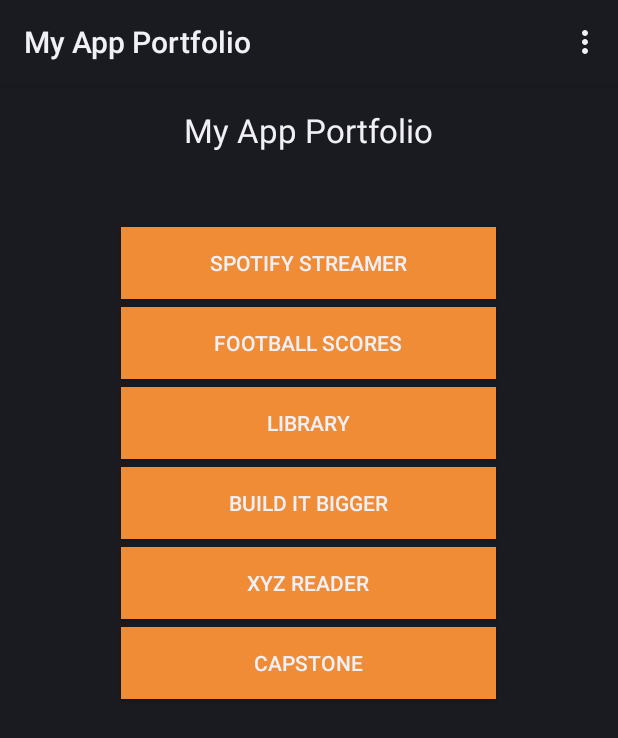
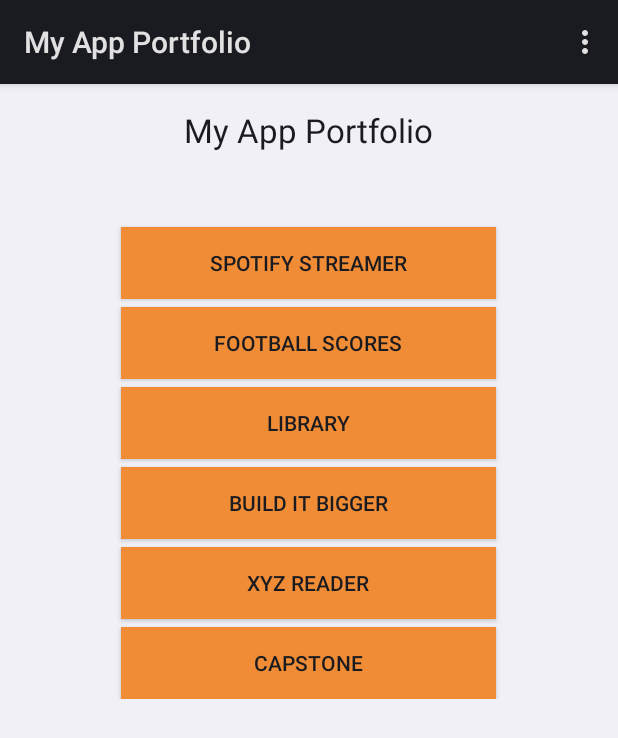
Before and after one commit to dhruvbaldawa/myappportfolio, an Android app: the screen it shows after launch (MainActivity), on a phone screen of 412 x 824 dp. Shown: the top 738 px of the screen. Run offline under Robolectric (Android 15) with nearby library versions, the phone set to English and light mode, and no system bars.

Commit message:
Add ScrollView; change button names and compile with SDK 21

```diff
--- a/app/build.gradle
+++ b/app/build.gradle
@@ -1,7 +1,7 @@
 apply plugin: 'com.android.application'
 
 android {
-    compileSdkVersion 23
+    compileSdkVersion 21
     buildToolsVersion "19.1.0"
 
     defaultConfig {
@@ -22,5 +22,5 @@ android {
 dependencies {
     compile fileTree(dir: 'libs', include: ['*.jar'])
     testCompile 'junit:junit:4.12'
-    compile 'com.android.support:appcompat-v7:23.1.0'
+    compile 'com.android.support:appcompat-v7:21.+'
 }
--- a/app/src/main/res/layout/activity_main.xml
+++ b/app/src/main/res/layout/activity_main.xml
@@ -1,7 +1,11 @@
 <?xml version="1.0" encoding="utf-8"?>
+<ScrollView
+    android:layout_width="fill_parent"
+    xmlns:android="http://schemas.android.com/apk/res/android"
+    android:layout_height="wrap_content">
     <RelativeLayout xmlns:android="http://schemas.android.com/apk/res/android"
         xmlns:tools="http://schemas.android.com/tools" android:layout_width="match_parent"
-    android:layout_height="match_parent" android:paddingLeft="@dimen/activity_horizontal_margin"
+        android:layout_height="wrap_content" android:paddingLeft="@dimen/activity_horizontal_margin"
         android:paddingRight="@dimen/activity_horizontal_margin"
         android:paddingTop="@dimen/activity_vertical_margin"
         android:paddingBottom="@dimen/activity_vertical_margin" tools:context=".MainActivity">
@@ -10,7 +14,7 @@
             android:layout_width="wrap_content"
             android:layout_height="wrap_content"
             android:textAppearance="?android:attr/textAppearanceLarge"
-        android:text="My App Portfolio"
+            android:text="@string/appTitle"
             android:id="@+id/textView"
             android:layout_alignParentTop="true"
             android:layout_centerHorizontal="true" />
@@ -18,8 +22,8 @@
         <Button
             android:layout_width="250dp"
             android:layout_height="wrap_content"
-        android:text="Spotify Streamer"
-        android:id="@+id/button"
+            android:text="@string/spotifyStreamerTxt"
+            android:id="@+id/spotifyStreamerBtn"
             android:layout_below="@+id/textView"
             android:layout_centerHorizontal="true"
             android:layout_marginTop="50dp"
@@ -30,9 +34,9 @@
         <Button
             android:layout_width="250dp"
             android:layout_height="wrap_content"
-        android:text="Football Scores"
-        android:id="@+id/button2"
-        android:layout_below="@+id/button"
+            android:text="@string/footballScoresTxt"
+            android:id="@+id/footballScoresBtn"
+            android:layout_below="@+id/spotifyStreamerBtn"
             android:layout_centerHorizontal="true"
             android:background="#F08C35"
             android:layout_marginTop="5dp"
@@ -42,21 +46,23 @@
         <Button
             android:layout_width="250dp"
             android:layout_height="wrap_content"
-        android:text="Library"
-        android:id="@+id/button3"
-        android:layout_below="@+id/button2"
-        android:layout_alignLeft="@+id/button2"
+            android:text="@string/libraryTxt"
+            android:id="@+id/libraryBtn"
+            android:layout_below="@+id/footballScoresBtn"
             android:background="#F08C35"
             android:layout_marginTop="5dp"
             android:clickable="true"
-        android:onClick="changeColor" />
+            android:onClick="changeColor"
+            android:layout_alignParentEnd="false"
+            android:layout_alignParentStart="false"
+            android:layout_centerHorizontal="true" />
 
         <Button
             android:layout_width="250dp"
             android:layout_height="wrap_content"
-        android:text="Build It Bigger"
-        android:id="@+id/button4"
-        android:layout_below="@+id/button3"
+            android:text="@string/buildItBiggerTxt"
+            android:id="@+id/buildItBiggerBtn"
+            android:layout_below="@+id/libraryBtn"
             android:layout_centerHorizontal="true"
             android:background="#F08C35"
             android:layout_marginTop="5dp"
@@ -66,9 +72,9 @@
         <Button
             android:layout_width="250dp"
             android:layout_height="wrap_content"
-        android:text="XYZ Reader"
-        android:id="@+id/button5"
-        android:layout_below="@+id/button4"
+            android:text="@string/xyzReaderTxt"
+            android:id="@+id/xyzReaderBtn"
+            android:layout_below="@+id/buildItBiggerBtn"
             android:layout_centerHorizontal="true"
             android:background="#F08C35"
             android:layout_marginTop="5dp"
@@ -78,12 +84,13 @@
         <Button
             android:layout_width="250dp"
             android:layout_height="wrap_content"
-        android:text="Capstone"
-        android:id="@+id/button6"
-        android:layout_below="@+id/button5"
+            android:text="@string/capStoneTxt"
+            android:id="@+id/capStoneBtn"
+            android:layout_below="@+id/xyzReaderBtn"
             android:layout_centerHorizontal="true"
             android:background="#F08C35"
             android:layout_marginTop="5dp"
             android:clickable="true"
             android:onClick="changeColor" />
     </RelativeLayout>
+</ScrollView>
--- a/app/src/main/res/values/strings.xml
+++ b/app/src/main/res/values/strings.xml
@@ -1,4 +1,11 @@
 <resources>
     <string name="app_name">My App Portfolio</string>
     <string name="action_settings">Settings</string>
+    <string name="appTitle">My App Portfolio</string>
+    <string name="spotifyStreamerTxt">Spotify Streamer</string>
+    <string name="footballScoresTxt">Football Scores</string>
+    <string name="libraryTxt">Library</string>
+    <string name="buildItBiggerTxt">Build It Bigger</string>
+    <string name="xyzReaderTxt">XYZ Reader</string>
+    <string name="capStoneTxt">Capstone</string>
 </resources>
--- a/app/src/main/res/values/styles.xml
+++ b/app/src/main/res/values/styles.xml
@@ -1,7 +1,7 @@
 <resources>
 
     <!-- Base application theme. -->
-    <style name="AppTheme" parent="@android:style/Theme.DeviceDefault">
+    <style name="AppTheme" parent="@android:style/Theme.DeviceDefault.Light.DarkActionBar">
         <!-- Customize your theme here. -->
     </style>
 
```
Lines whose indentation alone changed are shown as unchanged.
